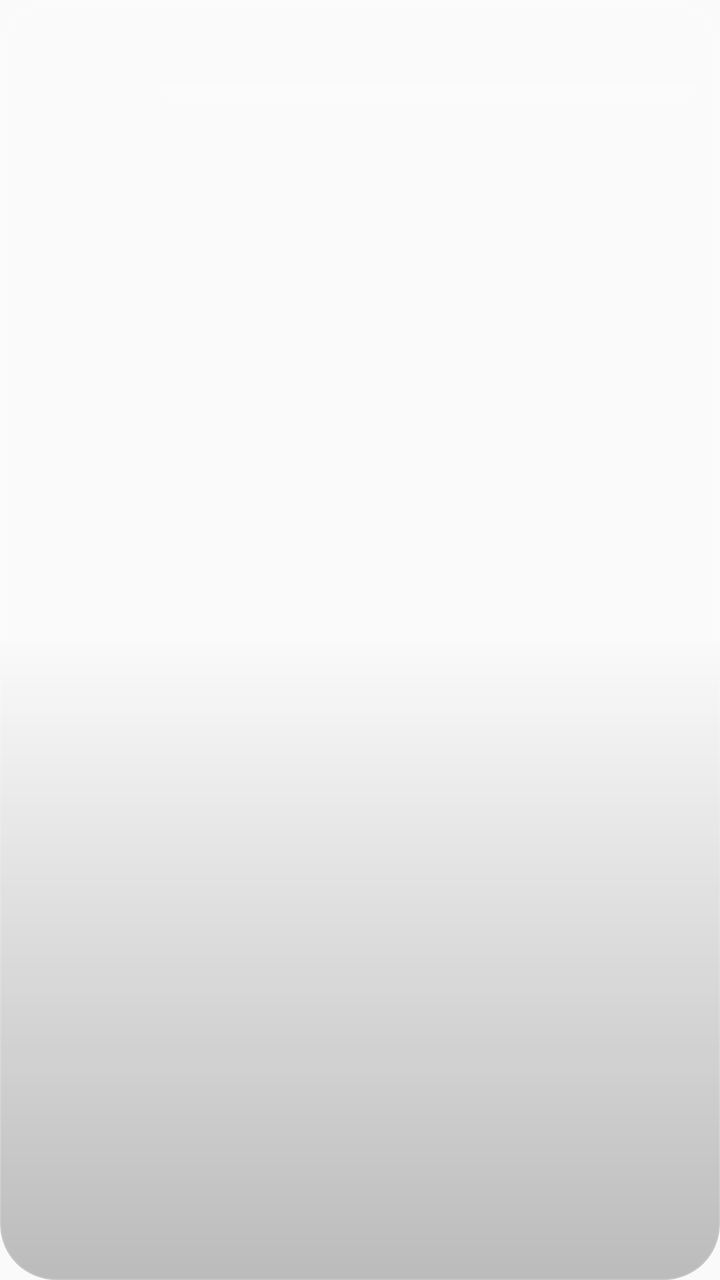
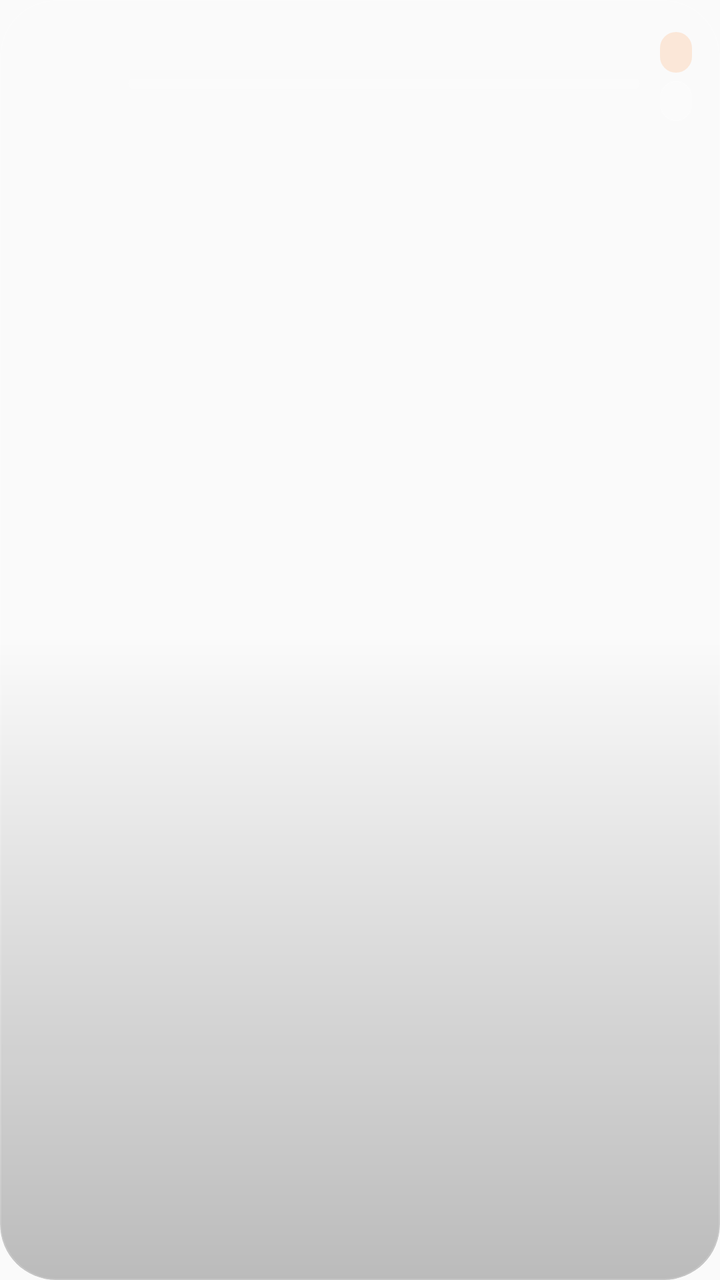

Screens rendered from an Android XML layout before and after an edit, with the pre-edit source and the edit as a unified diff.
<!-- AndroidManifest.xml: application theme Theme.Waktiva -->
<!-- res/layout/widget_prayer_log.xml -->
<?xml version="1.0" encoding="utf-8"?>
<FrameLayout xmlns:android="http://schemas.android.com/apk/res/android"
    android:id="@android:id/background"
    android:layout_width="match_parent"
    android:layout_height="match_parent"
    android:background="@drawable/widget_clip"
    android:clipToOutline="true">

    <ImageView
        android:id="@+id/widget_bg"
        android:layout_width="match_parent"
        android:layout_height="match_parent"
        android:scaleType="fitXY" />

    <ImageView
        android:layout_width="match_parent"
        android:layout_height="match_parent"
        android:scaleType="fitXY"
        android:src="@drawable/widget_sheen" />

    <LinearLayout
        android:id="@+id/widget_content"
        android:layout_width="match_parent"
        android:layout_height="match_parent"
        android:gravity="center_vertical"
        android:orientation="vertical"
        android:paddingStart="16dp"
        android:paddingTop="12dp"
        android:paddingEnd="12dp"
        android:paddingBottom="6dp">

        <LinearLayout
            android:layout_width="match_parent"
            android:layout_height="wrap_content"
            android:gravity="center_vertical"
            android:orientation="horizontal">

            <ImageView
                android:id="@+id/widget_log_medal"
                android:layout_width="52dp"
                android:layout_height="52dp"
                android:scaleType="fitCenter" />

            <LinearLayout
                android:layout_width="0dp"
                android:layout_height="wrap_content"
                android:layout_marginStart="12dp"
                android:layout_weight="1"
                android:orientation="vertical">

                <LinearLayout
                    android:layout_width="match_parent"
                    android:layout_height="wrap_content"
                    android:gravity="bottom"
                    android:orientation="horizontal">

                    <TextView
                        android:id="@+id/widget_log_level"
                        android:layout_width="0dp"
                        android:layout_height="wrap_content"
                        android:layout_weight="1"
                        android:ellipsize="end"
                        android:fontFamily="@font/inter_medium"
                        android:maxLines="1"
                        android:shadowColor="#40000000"
                        android:shadowDy="1"
                        android:shadowRadius="6"
                        android:textColor="#FFFFFFFF"
                        android:textSize="18sp"
                        android:textStyle="bold" />

                    <TextView
                        android:id="@+id/widget_log_xp"
                        android:layout_width="wrap_content"
                        android:layout_height="wrap_content"
                        android:fontFamily="@font/inter_medium"
                        android:fontFeatureSettings="tnum"
                        android:maxLines="1"
                        android:textColor="#FFFFD54F"
                        android:textSize="13sp"
                        android:textStyle="bold" />
                </LinearLayout>

                <ProgressBar
                    android:id="@+id/widget_log_bar"
                    style="?android:attr/progressBarStyleHorizontal"
                    android:layout_width="match_parent"
                    android:layout_height="6dp"
                    android:layout_marginTop="6dp"
                    android:indeterminate="false"
                    android:max="1000"
                    android:maxHeight="6dp"
                    android:minHeight="6dp"
                    android:progressDrawable="@drawable/widget_xp_bar" />

                <LinearLayout
                    android:layout_width="match_parent"
                    android:layout_height="wrap_content"
                    android:layout_marginTop="5dp"
                    android:gravity="center_vertical"
                    android:orientation="horizontal">

                    <TextView
                        android:id="@+id/widget_log_next"
                        android:layout_width="0dp"
                        android:layout_height="wrap_content"
                        android:layout_weight="1"
                        android:ellipsize="end"
                        android:fontFamily="@font/inter_regular"
                        android:maxLines="1"
                        android:textColor="#B3FFFFFF"
                        android:textSize="11sp" />

                    <TextView
                        android:id="@+id/widget_log_streak"
                        android:layout_width="wrap_content"
                        android:layout_height="wrap_content"
                        android:layout_marginStart="8dp"
                        android:fontFamily="@font/inter_medium"
                        android:fontFeatureSettings="tnum"
                        android:maxLines="1"
                        android:textColor="#FFFFFFFF"
                        android:textSize="12sp" />

                    <TextView
                        android:id="@+id/widget_log_badges"
                        android:layout_width="wrap_content"
                        android:layout_height="wrap_content"
                        android:layout_marginStart="8dp"
                        android:fontFamily="@font/inter_medium"
                        android:fontFeatureSettings="tnum"
                        android:maxLines="1"
                        android:textColor="#FFFFFFFF"
                        android:textSize="12sp" />
                </LinearLayout>
            </LinearLayout>
        </LinearLayout>

        
        <LinearLayout
            android:id="@+id/widget_log_prayers"
            android:layout_width="match_parent"
            android:layout_height="0dp"
            android:layout_marginTop="6dp"
            android:layout_weight="1"
            android:minHeight="56dp"
            android:orientation="horizontal" />
    </LinearLayout>

    
    <TextView
        android:id="@+id/widget_log_off"
        android:layout_width="match_parent"
        android:layout_height="match_parent"
        android:fontFamily="@font/inter_medium"
        android:gravity="center"
        android:padding="16dp"
        android:text="@string/widget_prayer_log_off"
        android:textColor="#CCFFFFFF"
        android:textSize="13sp"
        android:visibility="gone" />

    <include layout="@layout/widget_empty" />

</FrameLayout>
<!-- res/layout/widget_empty.xml (included above) -->
<?xml version="1.0" encoding="utf-8"?>
<LinearLayout xmlns:android="http://schemas.android.com/apk/res/android"
    android:id="@+id/widget_empty"
    android:layout_width="match_parent"
    android:layout_height="match_parent"
    android:gravity="center"
    android:orientation="vertical"
    android:padding="@dimen/widget_padding"
    android:visibility="gone">

    <ImageView
        android:layout_width="40dp"
        android:layout_height="40dp"
        android:src="@drawable/ic_launcher_foreground" />

    <TextView
        android:layout_width="wrap_content"
        android:layout_height="wrap_content"
        android:layout_marginTop="4dp"
        android:fontFamily="sans-serif-medium"
        android:gravity="center"
        android:text="@string/widget_empty"
        android:textColor="#B3FFFFFF"
        android:textSize="12sp" />

</LinearLayout>
<!-- resources referenced by this layout -->
<resources>
  <dimen name="widget_padding">16dp</dimen>
  <!-- drawable ic_launcher_foreground: vector/xml drawable (drawable, 3406 chars, omitted) -->
  <!-- drawable widget_clip (drawable) -->
  <?xml version="1.0" encoding="utf-8"?>
  <shape xmlns:android="http://schemas.android.com/apk/res/android"
      android:shape="rectangle">
      <corners android:radius="@dimen/widget_corner_radius" />
      <solid android:color="@android:color/transparent" />
  </shape>
  <!-- drawable widget_sheen (drawable) -->
  <?xml version="1.0" encoding="utf-8"?>
  <layer-list xmlns:android="http://schemas.android.com/apk/res/android">
      <item>
          <shape android:shape="rectangle">
              <gradient
                  android:angle="270"
                  android:startColor="#26FFFFFF"
                  android:centerColor="#00FFFFFF"
                  android:endColor="#00FFFFFF"
                  android:type="linear" />
              <corners android:radius="@dimen/widget_corner_radius" />
          </shape>
      </item>
      <item>
          <shape android:shape="rectangle">
              <gradient
                  android:angle="90"
                  android:startColor="#40000000"
                  android:centerColor="#00000000"
                  android:endColor="#00000000"
                  android:type="linear" />
              <corners android:radius="@dimen/widget_corner_radius" />
          </shape>
      </item>
      <item>
          <shape android:shape="rectangle">
              <stroke android:width="0.5dp" android:color="#24FFFFFF" />
              <corners android:radius="@dimen/widget_corner_radius" />
          </shape>
      </item>
  </layer-list>
  <!-- drawable widget_xp_bar (drawable) -->
  <?xml version="1.0" encoding="utf-8"?>
  <layer-list xmlns:android="http://schemas.android.com/apk/res/android">
      <item android:id="@android:id/background">
          <shape android:shape="rectangle">
              <corners android:radius="999dp" />
              <solid android:color="#33FFFFFF" />
          </shape>
      </item>
      <item android:id="@android:id/progress">
          <scale android:scaleWidth="100%">
              <shape android:shape="rectangle">
                  <corners android:radius="999dp" />
                  <gradient
                      android:angle="0"
                      android:endColor="#FFFFECB3"
                      android:centerColor="#FFFFD54F"
                      android:startColor="#FFE0A800" />
              </shape>
          </scale>
      </item>
  </layer-list>
  <string name="widget_empty">Open Waktiva to load prayer times</string>
  <string name="widget_prayer_log_off">Turn on the prayer log in Settings</string>
  <style name="Theme.Waktiva" parent="Theme.AppCompat.DayNight.NoActionBar" />
  <dimen name="widget_corner_radius">22dp</dimen>
</resources>

<!-- the commit's change to res/layout/widget_prayer_log.xml (unified diff, before → after) -->
@@ -22,12 +22,11 @@
         android:id="@+id/widget_content"
         android:layout_width="match_parent"
         android:layout_height="match_parent"
-        android:gravity="center_vertical"
         android:orientation="vertical"
-        android:paddingStart="16dp"
-        android:paddingTop="12dp"
-        android:paddingEnd="12dp"
-        android:paddingBottom="6dp">
+        android:paddingStart="14dp"
+        android:paddingTop="14dp"
+        android:paddingEnd="14dp"
+        android:paddingBottom="12dp">
 
         <LinearLayout
             android:layout_width="match_parent"
@@ -37,14 +36,14 @@
 
             <ImageView
                 android:id="@+id/widget_log_medal"
-                android:layout_width="52dp"
-                android:layout_height="52dp"
+                android:layout_width="40dp"
+                android:layout_height="40dp"
                 android:scaleType="fitCenter" />
 
             <LinearLayout
                 android:layout_width="0dp"
                 android:layout_height="wrap_content"
-                android:layout_marginStart="12dp"
+                android:layout_marginStart="10dp"
                 android:layout_weight="1"
                 android:orientation="vertical">
 
@@ -66,7 +65,7 @@
                         android:shadowDy="1"
                         android:shadowRadius="6"
                         android:textColor="#FFFFFFFF"
-                        android:textSize="18sp"
+                        android:textSize="15sp"
                         android:textStyle="bold" />
 
                     <TextView
@@ -77,7 +76,7 @@
                         android:fontFeatureSettings="tnum"
                         android:maxLines="1"
                         android:textColor="#FFFFD54F"
-                        android:textSize="13sp"
+                        android:textSize="12sp"
                         android:textStyle="bold" />
                 </LinearLayout>
 
@@ -85,54 +84,64 @@
                     android:id="@+id/widget_log_bar"
                     style="?android:attr/progressBarStyleHorizontal"
                     android:layout_width="match_parent"
-                    android:layout_height="6dp"
-                    android:layout_marginTop="6dp"
+                    android:layout_height="5dp"
+                    android:layout_marginTop="5dp"
                     android:indeterminate="false"
                     android:max="1000"
-                    android:maxHeight="6dp"
-                    android:minHeight="6dp"
+                    android:maxHeight="5dp"
+                    android:minHeight="5dp"
                     android:progressDrawable="@drawable/widget_xp_bar" />
 
-                <LinearLayout
+                <TextView
+                    android:id="@+id/widget_log_next"
                     android:layout_width="match_parent"
                     android:layout_height="wrap_content"
-                    android:layout_marginTop="5dp"
-                    android:gravity="center_vertical"
-                    android:orientation="horizontal">
-
-                    <TextView
-                        android:id="@+id/widget_log_next"
-                        android:layout_width="0dp"
-                        android:layout_height="wrap_content"
-                        android:layout_weight="1"
-                        android:ellipsize="end"
-                        android:fontFamily="@font/inter_regular"
-                        android:maxLines="1"
-                        android:textColor="#B3FFFFFF"
-                        android:textSize="11sp" />
-
-                    <TextView
-                        android:id="@+id/widget_log_streak"
-                        android:layout_width="wrap_content"
-                        android:layout_height="wrap_content"
-                        android:layout_marginStart="8dp"
-                        android:fontFamily="@font/inter_medium"
-                        android:fontFeatureSettings="tnum"
-                        android:maxLines="1"
-                        android:textColor="#FFFFFFFF"
-                        android:textSize="12sp" />
-
-                    <TextView
-                        android:id="@+id/widget_log_badges"
-                        android:layout_width="wrap_content"
-                        android:layout_height="wrap_content"
-                        android:layout_marginStart="8dp"
-                        android:fontFamily="@font/inter_medium"
-                        android:fontFeatureSettings="tnum"
-                        android:maxLines="1"
-                        android:textColor="#FFFFFFFF"
-                        android:textSize="12sp" />
-                </LinearLayout>
+                    android:layout_marginTop="4dp"
+                    android:ellipsize="end"
+                    android:fontFamily="@font/inter_regular"
+                    android:maxLines="1"
+                    android:textColor="#B3FFFFFF"
+                    android:textSize="11sp" />
+            </LinearLayout>
+
+            
+            <LinearLayout
+                android:layout_width="wrap_content"
+                android:layout_height="wrap_content"
+                android:layout_marginStart="10dp"
+                android:gravity="end"
+                android:orientation="vertical">
+
+                <TextView
+                    android:id="@+id/widget_log_streak"
+                    android:layout_width="wrap_content"
+                    android:layout_height="wrap_content"
+                    android:background="@drawable/widget_chip_streak"
+                    android:fontFamily="@font/inter_medium"
+                    android:fontFeatureSettings="tnum"
+                    android:maxLines="1"
+                    android:paddingStart="8dp"
+                    android:paddingTop="2dp"
+                    android:paddingEnd="8dp"
+                    android:paddingBottom="2dp"
+                    android:textColor="#FFFDBA74"
+                    android:textSize="12sp" />
+
+                <TextView
+                    android:id="@+id/widget_log_badges"
+                    android:layout_width="wrap_content"
+                    android:layout_height="wrap_content"
+                    android:layout_marginTop="4dp"
+                    android:background="@drawable/widget_chip"
+                    android:fontFamily="@font/inter_medium"
+                    android:fontFeatureSettings="tnum"
+                    android:maxLines="1"
+                    android:paddingStart="8dp"
+                    android:paddingTop="2dp"
+                    android:paddingEnd="8dp"
+                    android:paddingBottom="2dp"
+                    android:textColor="#D9FFFFFF"
+                    android:textSize="12sp" />
             </LinearLayout>
         </LinearLayout>
 
@@ -141,9 +150,9 @@
             android:id="@+id/widget_log_prayers"
             android:layout_width="match_parent"
             android:layout_height="0dp"
-            android:layout_marginTop="6dp"
+            android:layout_marginTop="10dp"
             android:layout_weight="1"
-            android:minHeight="56dp"
+            android:minHeight="48dp"
             android:orientation="horizontal" />
     </LinearLayout>
 
@@ -161,7 +170,6 @@
         android:visibility="gone" />
 
     <include layout="@layout/widget_empty" />
-
 </FrameLayout>
 <!-- res/layout/widget_empty.xml (included above) -->
 <?xml version="1.0" encoding="utf-8"?>
<!-- resource entries referenced after the edit -->
@@ -2,6 +2,21 @@
 <resources>
   <dimen name="widget_padding">16dp</dimen>
   <!-- drawable ic_launcher_foreground: vector/xml drawable (drawable, 3406 chars, omitted) -->
+  <!-- drawable widget_chip (drawable) -->
+  <?xml version="1.0" encoding="utf-8"?>
+  <shape xmlns:android="http://schemas.android.com/apk/res/android"
+      android:shape="rectangle">
+      <solid android:color="#26FFFFFF" />
+      <stroke android:width="0.5dp" android:color="#33FFFFFF" />
+      <corners android:radius="999dp" />
+  </shape>
+  <!-- drawable widget_chip_streak (drawable) -->
+  <?xml version="1.0" encoding="utf-8"?>
+  <shape xmlns:android="http://schemas.android.com/apk/res/android"
+      android:shape="rectangle">
+      <solid android:color="#2EFB923C" />
+      <corners android:radius="999dp" />
+  </shape>
   <!-- drawable widget_clip (drawable) -->
   <?xml version="1.0" encoding="utf-8"?>
   <shape xmlns:android="http://schemas.android.com/apk/res/android"
